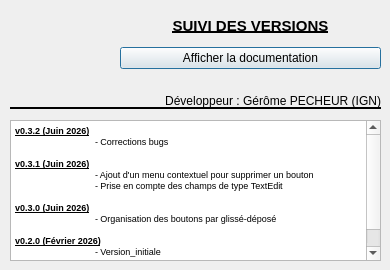
IGNF/jeux-attributs-qgis-plugin, file aproposde.ui: the form before one commit.
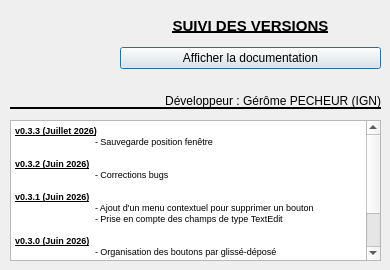
The form after the commit. Icons and pictures are not drawn.

Commit message: ajout sauvegarde fenetre  (Fixes: #3)

```diff
--- a/aproposde.ui
+++ b/aproposde.ui
@@ -100,6 +100,9 @@
 &lt;html&gt;&lt;head&gt;&lt;meta name=&quot;qrichtext&quot; content=&quot;1&quot; /&gt;&lt;style type=&quot;text/css&quot;&gt;
 p, li { white-space: pre-wrap; }
 &lt;/style&gt;&lt;/head&gt;&lt;body style=&quot; font-family:'MS Shell Dlg 2'; font-size:8.25pt; font-weight:400; font-style:normal;&quot;&gt;
+&lt;p style=&quot; margin-top:0px; margin-bottom:0px; margin-left:0px; margin-right:0px; -qt-block-indent:0; text-indent:0px;&quot;&gt;&lt;span style=&quot; font-size:7pt; font-weight:600; text-decoration: underline;&quot;&gt;v0.3.3 (Juillet 2026)&lt;/span&gt;&lt;/p&gt;
+&lt;p style=&quot; margin-top:0px; margin-bottom:0px; margin-left:0px; margin-right:0px; -qt-block-indent:0; text-indent:0px;&quot;&gt;&lt;span style=&quot; font-size:7pt;&quot;&gt;	- Sauvegarde position fenêtre&lt;/span&gt;&lt;/p&gt;
+&lt;p style=&quot;-qt-paragraph-type:empty; margin-top:0px; margin-bottom:0px; margin-left:0px; margin-right:0px; -qt-block-indent:0; text-indent:0px; font-size:7pt;&quot;&gt;&lt;br /&gt;&lt;/p&gt;
 &lt;p style=&quot; margin-top:0px; margin-bottom:0px; margin-left:0px; margin-right:0px; -qt-block-indent:0; text-indent:0px;&quot;&gt;&lt;span style=&quot; font-size:7pt; font-weight:600; text-decoration: underline;&quot;&gt;v0.3.2 (Juin 2026)&lt;/span&gt;&lt;/p&gt;
 &lt;p style=&quot; margin-top:0px; margin-bottom:0px; margin-left:0px; margin-right:0px; -qt-block-indent:0; text-indent:0px;&quot;&gt;&lt;span style=&quot; font-size:7pt;&quot;&gt;	- Corrections bugs&lt;/span&gt;&lt;/p&gt;
 &lt;p style=&quot;-qt-paragraph-type:empty; margin-top:0px; margin-bottom:0px; margin-left:0px; margin-right:0px; -qt-block-indent:0; text-indent:0px; font-size:7pt;&quot;&gt;&lt;br /&gt;&lt;/p&gt;
```
The commit also changes 7 other files.
